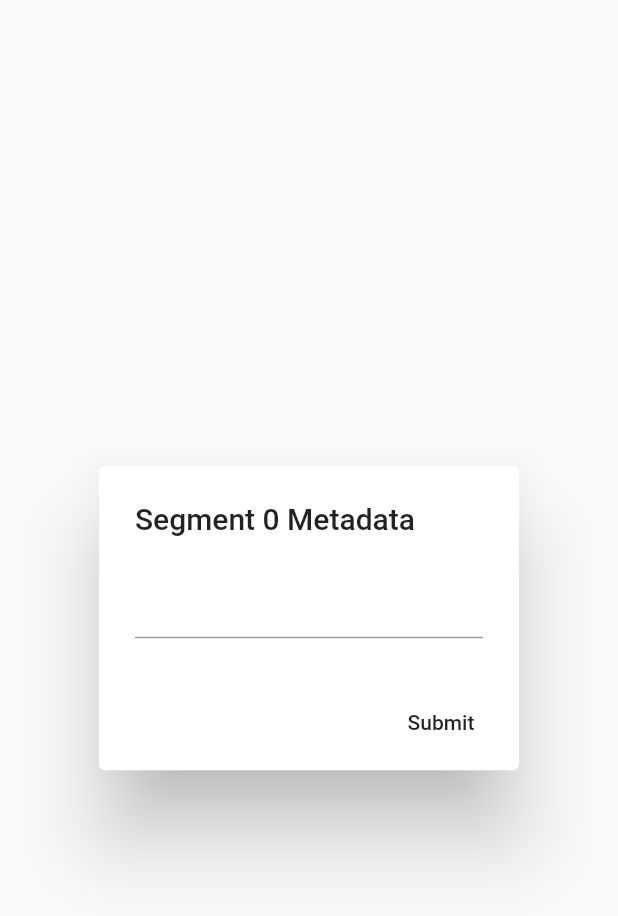
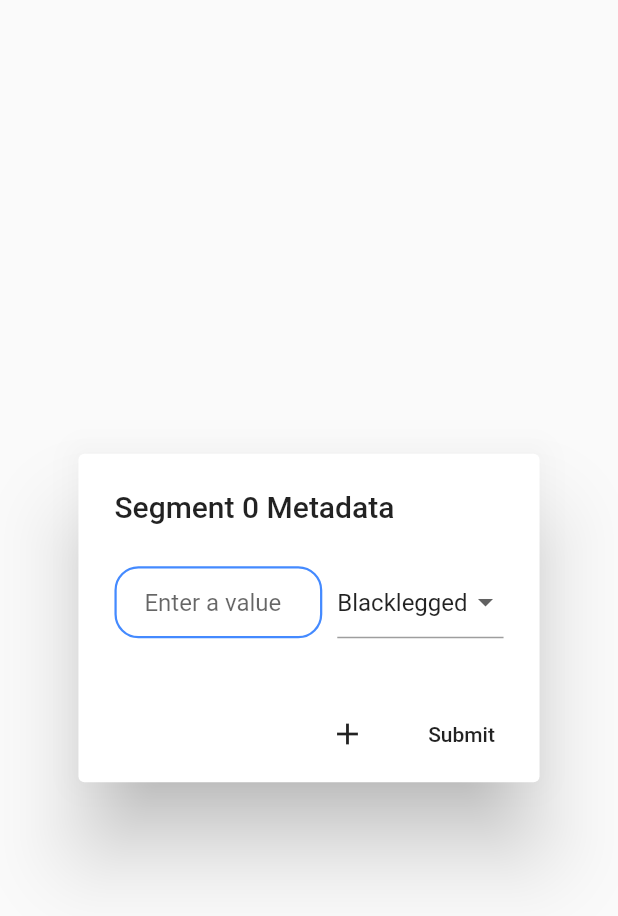
Before and after one commit to adamcantor22/Tick-mon, a Flutter app: the HelperText widget shown alone on an empty page, opened directly, on a phone screen of 412 x 824 dp. Shown: the top 916 px of the screen. Run offline on Flutter 3.47's test engine with Material 2 defaults, Android fonts, the phone set to English and light mode, and no system bars; our stand-ins replace audioplayers, cloud_firestore, date_format, firebase_auth, firebase_core, firebase_storage and 7 more; missing offline and left inert: flutter_polyline_points, gpx; accounts and stored records are empty.

Commit message:
mutable popups

```diff
--- a/tick_tok_bio/lib/helper.dart
+++ b/tick_tok_bio/lib/helper.dart
@@ -4,6 +4,7 @@
 
 import 'package:flutter/material.dart';
 import 'gps_tracking.dart';
+import 'decorationInfo.dart';
 
 class Helper {
   //Returns an AlertDialog with a custom message and an OK button
@@ -60,18 +61,74 @@ class HelperText extends StatefulWidget {
 class _HelperTextState extends State<HelperText> {
   int segment;
   BuildContext cont;
-  List<TextFormField> fields;
-  List<TextEditingController> controllers = [TextEditingController()];
+  List<Widget> fieldRows;
+  List<TextEditingController> controllers;
+  List<DropdownMenuItem<String>> items;
+  List<String> dropdownItems = [
+    'Blacklegged',
+    'Nymph',
+  ];
 
   _HelperTextState(int segment, BuildContext cont) {
     this.segment = segment;
     this.cont = cont;
-    fields = [
-      TextFormField(
-        controller: controllers[0],
-        validator: (val) => valid(val),
-      )
-    ];
+  }
+
+  void initState() {
+    super.initState();
+    controllers = new List<TextEditingController>();
+    fieldRows = new List<Widget>();
+    items = dropdownItems.map<DropdownMenuItem<String>>((String value) {
+      return DropdownMenuItem<String>(
+        value: value,
+        child: Text(value),
+      );
+    }).toList();
+    newField();
+  }
+
+  void newField() {
+    setState(() {
+      controllers.add(new TextEditingController());
+    });
+
+    TextFormField tmpField = TextFormField(
+      decoration: kTextFieldDecoration,
+      controller: controllers[controllers.length - 1],
+      validator: (val) => valid(val),
+    );
+    DropdownButtonFormField tmpDrop = DropdownButtonFormField(
+      value: dropdownItems[0],
+      items: items,
+      onChanged: (val) {
+        print(val);
+      },
+    );
+    Row tmpRow = Row(
+      mainAxisAlignment: MainAxisAlignment.start,
+      children: <Widget>[
+        Flexible(
+          flex: 5,
+          child: tmpField,
+        ),
+        SizedBox(
+          width: 10.0,
+        ),
+        Flexible(
+          flex: 4,
+          child: tmpDrop,
+        ),
+      ],
+    );
+
+    setState(() {
+      fieldRows.add(
+        Padding(
+          padding: EdgeInsets.symmetric(vertical: 8.0),
+          child: tmpRow,
+        ),
+      );
+    });
   }
 
   String valid(String val) {
@@ -88,9 +145,20 @@ class _HelperTextState extends State<HelperText> {
       title: Text('Segment $segment Metadata'),
       content: Form(
         key: formKey,
-        child: Column(mainAxisSize: MainAxisSize.min, children: fields),
+        child: Column(
+          mainAxisSize: MainAxisSize.min,
+          children: fieldRows,
+        ),
       ),
       actions: <Widget>[
+        IconButton(
+          icon: Icon(Icons.add),
+          onPressed: () {
+            setState(() {
+              newField();
+            });
+          },
+        ),
         FlatButton(
           onPressed: () {
             if (formKey.currentState.validate()) {
```
